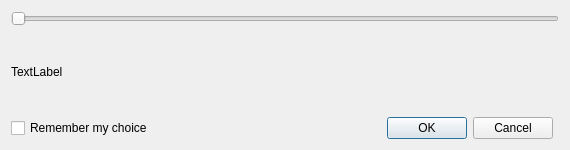
Above: src/gui/LevelSelector.ui from Guekka/cathedral-assets-optimizer before the change. Below: the same form after it.
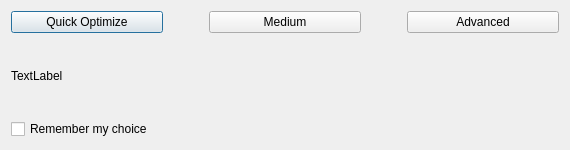
That is the form after the change.

What changed in the file:
```diff
--- a/src/gui/LevelSelector.ui
+++ b/src/gui/LevelSelector.ui
@@ -13,44 +13,78 @@
   <property name="windowTitle">
    <string>Level Selector</string>
   </property>
-  <layout class="QGridLayout" name="gridLayout">
-   <item row="2" column="1">
-    <widget class="QDialogButtonBox" name="buttonBox">
-     <property name="orientation">
-      <enum>Qt::Horizontal</enum>
-     </property>
-     <property name="standardButtons">
-      <set>QDialogButtonBox::Cancel|QDialogButtonBox::Ok</set>
-     </property>
-    </widget>
+  <layout class="QVBoxLayout" name="verticalLayout">
+   <item>
+    <layout class="QHBoxLayout" name="horizontalLayout">
+     <item>
+      <widget class="QPushButton" name="quick_optimize">
+       <property name="text">
+        <string>Quick Optimize</string>
+       </property>
+      </widget>
+     </item>
+     <item>
+      <spacer name="horizontalSpacer">
+       <property name="orientation">
+        <enum>Qt::Horizontal</enum>
+       </property>
+       <property name="sizeType">
+        <enum>QSizePolicy::Fixed</enum>
+       </property>
+       <property name="sizeHint" stdset="0">
+        <size>
+         <width>40</width>
+         <height>20</height>
+        </size>
+       </property>
+      </spacer>
+     </item>
+     <item>
+      <widget class="QPushButton" name="medium">
+       <property name="text">
+        <string>Medium</string>
+       </property>
+      </widget>
+     </item>
+     <item>
+      <spacer name="horizontalSpacer_2">
+       <property name="orientation">
+        <enum>Qt::Horizontal</enum>
+       </property>
+       <property name="sizeType">
+        <enum>QSizePolicy::Fixed</enum>
+       </property>
+       <property name="sizeHint" stdset="0">
+        <size>
+         <width>40</width>
+         <height>20</height>
+        </size>
+       </property>
+      </spacer>
+     </item>
+     <item>
+      <widget class="QPushButton" name="advanced">
+       <property name="text">
+        <string>Advanced</string>
+       </property>
+      </widget>
+     </item>
+    </layout>
    </item>
-   <item row="2" column="0">
-    <widget class="QCheckBox" name="rememberChoice">
-     <property name="text">
-      <string>Remember my choice</string>
-     </property>
-    </widget>
-   </item>
-   <item row="1" column="0" colspan="3">
+   <item>
     <widget class="QLabel" name="label">
      <property name="text">
       <string notr="true">TextLabel</string>
      </property>
     </widget>
    </item>
-   <item row="0" column="0" colspan="3">
-    <widget class="QSlider" name="levelSlider">
-     <property name="minimum">
-      <number>1</number>
+   <item>
+    <widget class="QCheckBox" name="rememberChoice">
+     <property name="text">
+      <string>Remember my choice</string>
      </property>
-     <property name="maximum">
-      <number>3</number>
-     </property>
-     <property name="pageStep">
-      <number>1</number>
-     </property>
-     <property name="orientation">
-      <enum>Qt::Horizontal</enum>
+     <property name="autoRepeat">
+      <bool>false</bool>
      </property>
     </widget>
    </item>
```
Left out of the diff: 35 changed lines with no effect on the pictures.
